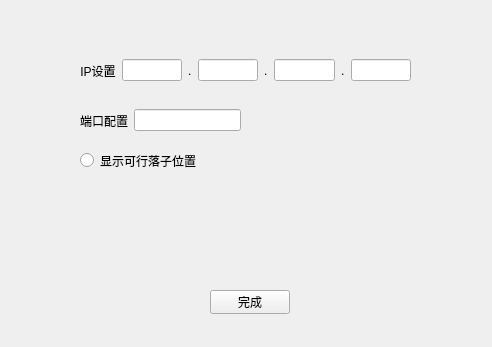
StopInvolution/ChineseCheckers, file settingswidget.ui: the form before one commit.
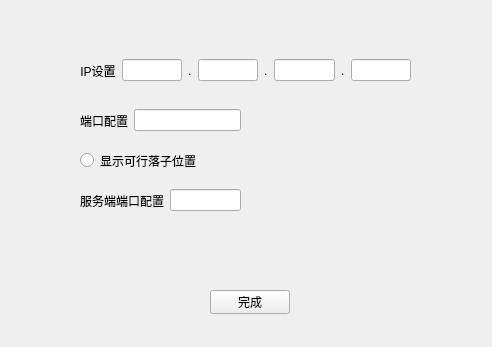
The form after the commit.

The edit to the form file:
```diff
--- a/settingswidget.ui
+++ b/settingswidget.ui
@@ -125,6 +125,28 @@
     <string>显示可行落子位置</string>
    </property>
   </widget>
+  <widget class="QWidget" name="horizontalLayoutWidget_3">
+   <property name="geometry">
+    <rect>
+     <x>80</x>
+     <y>180</y>
+     <width>161</width>
+     <height>41</height>
+    </rect>
+   </property>
+   <layout class="QHBoxLayout" name="horizontalLayout_3">
+    <item>
+     <widget class="QLabel" name="label_6">
+      <property name="text">
+       <string>服务端端口配置</string>
+      </property>
+     </widget>
+    </item>
+    <item>
+     <widget class="QLineEdit" name="port_server"/>
+    </item>
+   </layout>
+  </widget>
  </widget>
  <resources/>
  <connections>
```
